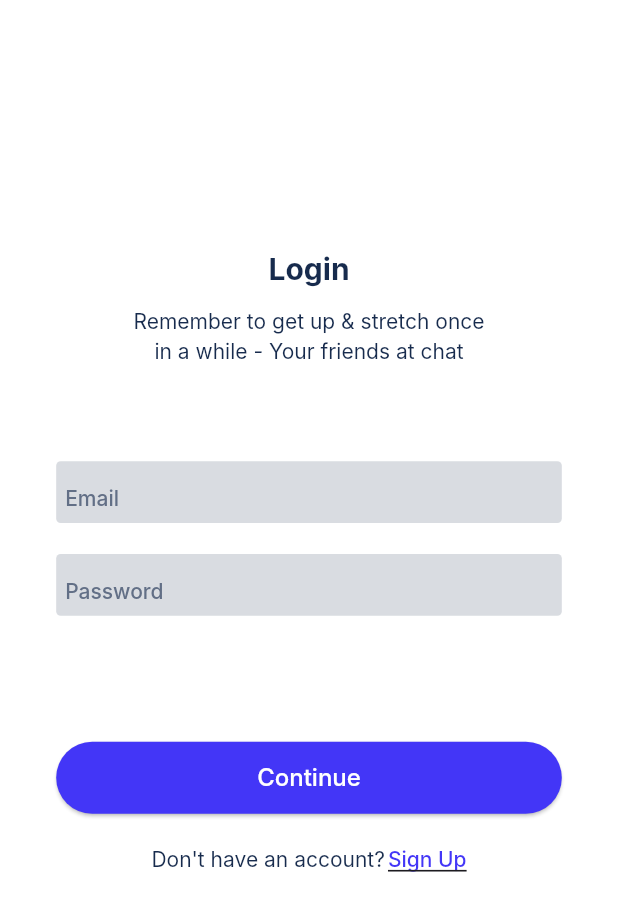
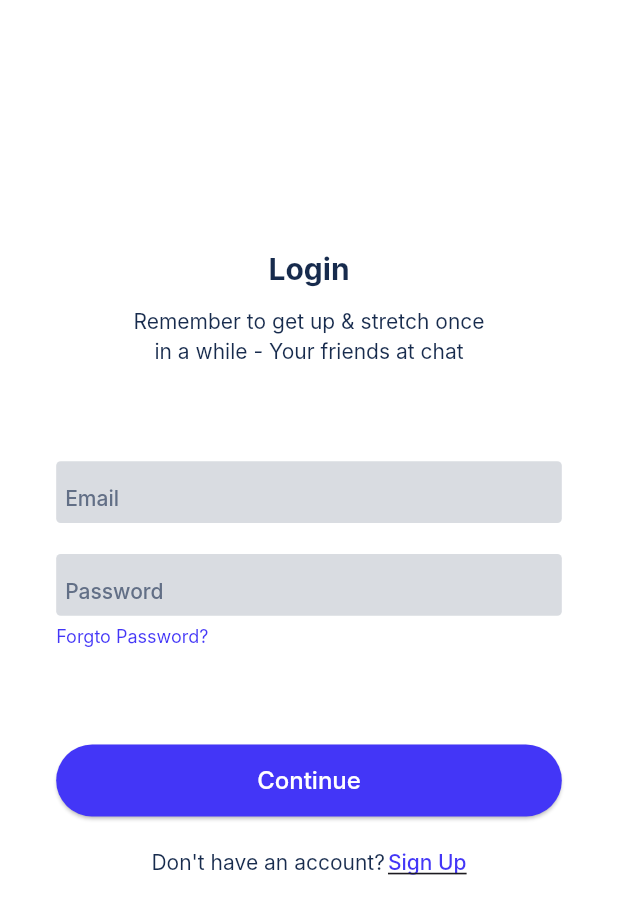
Before and after one commit to diilshadkt/chateo, a Flutter app: the screen it shows after launch, on a phone screen of 412 x 824 dp. Shown: the top 914 px of the screen. Run offline on Flutter 3.47's test engine with Material 3 defaults, Android fonts, the phone set to English and light mode, and no system bars; our stand-ins replace firebase_auth, firebase_core, flutter_hooks, flutter_riverpod, go_router, hooks_riverpod and 1 more; accounts and stored records are empty; generated files the repository leaves out were written again; Roboto replaces fonts that are missing (Inter).

Commit message:
added forgot pass button

```diff
--- a/lib/core/constants/constants.dart
+++ b/lib/core/constants/constants.dart
@@ -13,11 +13,13 @@ class Constants {
   final String txtAlreadyHaveAccount = "Already have an account?";
   final String txtLogin = "Log In";
   // Login
-   final String txtLoginHeading = "Login";
-  final String txtLoginSubHeading = "Remember to get up & stretch once in a while - Your friends at chat";
+  final String txtLoginHeading = "Login";
+  final String txtLoginSubHeading =
+      "Remember to get up & stretch once in a while - Your friends at chat";
 
   final String txtDontHaveAccount = "Don't have an account?";
   final String txtSignup = "Sign Up";
+  final String txtForgotPassword = "Forgto Password?";
 }
 
 @riverpod
--- a/lib/features/auth/view/pages/login_page.dart
+++ b/lib/features/auth/view/pages/login_page.dart
@@ -4,6 +4,7 @@ import 'package:chateo/core/widgets/button_widget.dart';
 import 'package:chateo/core/widgets/textfield_widget.dart';
 import 'package:chateo/features/auth/controller/auth_controller.dart';
 import 'package:chateo/features/auth/view/pages/signup_page.dart';
+import 'package:chateo/features/auth/view/widgets/forgot_password_widget.dart';
 import 'package:flutter/material.dart';
 import 'package:flutter_hooks/flutter_hooks.dart';
 import 'package:flutter_riverpod/flutter_riverpod.dart';
@@ -84,7 +85,12 @@ class LoginPage extends HookConsumerWidget {
                         .validatePassword,
                   ),
                   SizedBox(
-                    height: MediaQuery.sizeOf(context).height / 40,
+                    height: MediaQuery.sizeOf(context).height / 150,
+                  ),
+                  const Row(
+                    children: [
+                      ForgotPasswordButtonWidget(),
+                    ],
                   ),
 
                   SizedBox(
@@ -114,7 +120,7 @@ class LoginPage extends HookConsumerWidget {
                               decoration: TextDecoration.underline),
                         ),
                         onTap: () {
-                          context.go(SignupPage.routePath);
+                          context.push(SignupPage.routePath);
                         },
                       )
                     ],
--- a/lib/features/auth/view/pages/signup_page.dart
+++ b/lib/features/auth/view/pages/signup_page.dart
@@ -120,7 +120,7 @@ class SignupPage extends HookConsumerWidget {
                               decoration: TextDecoration.underline),
                         ),
                         onTap: () {
-                          context.go(LoginPage.routePath);
+                          context.push(LoginPage.routePath);
                         },
                       )
                     ],
--- a/lib/features/auth/view/widgets/forgot_password_widget.dart
+++ b/lib/features/auth/view/widgets/forgot_password_widget.dart
@@ -1,17 +1,24 @@
+import 'package:chateo/core/constants/constants.dart';
+import 'package:chateo/core/themes/app_theme.dart';
 import 'package:chateo/features/auth/view/pages/forgot_password_page.dart';
 import 'package:flutter/material.dart';
+import 'package:flutter_riverpod/flutter_riverpod.dart';
 import 'package:go_router/go_router.dart';
 
-class ForgotPasswordButtonWidget extends StatelessWidget {
+class ForgotPasswordButtonWidget extends ConsumerWidget {
   const ForgotPasswordButtonWidget({super.key});
 
   @override
-  Widget build(BuildContext context) {
+  Widget build(BuildContext context, WidgetRef ref) {
+    final constants = ref.watch(constantsProvider);
+    final colors = AppTheme.of(context).colors;
+
+    final typography = AppTheme.of(context).typography;
     return InkWell(
-      child: const Text("Forgot Password?",
-          style: TextStyle(fontSize: 10, fontWeight: FontWeight.w600)),
+      child: Text(constants.txtForgotPassword,
+          style: typography.code.copyWith(color: colors.primary)),
       onTap: () {
-        context.go(ForgotPasswordPage.routePath);
+        context.push(ForgotPasswordPage.routePath);
       },
     );
   }
```
